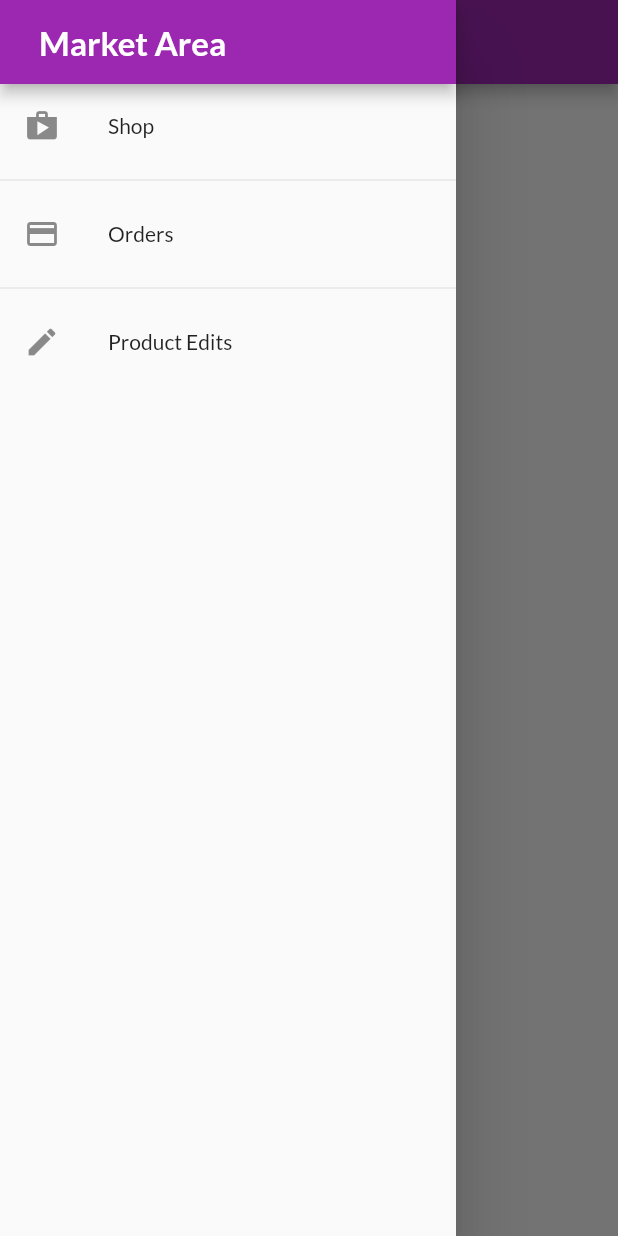
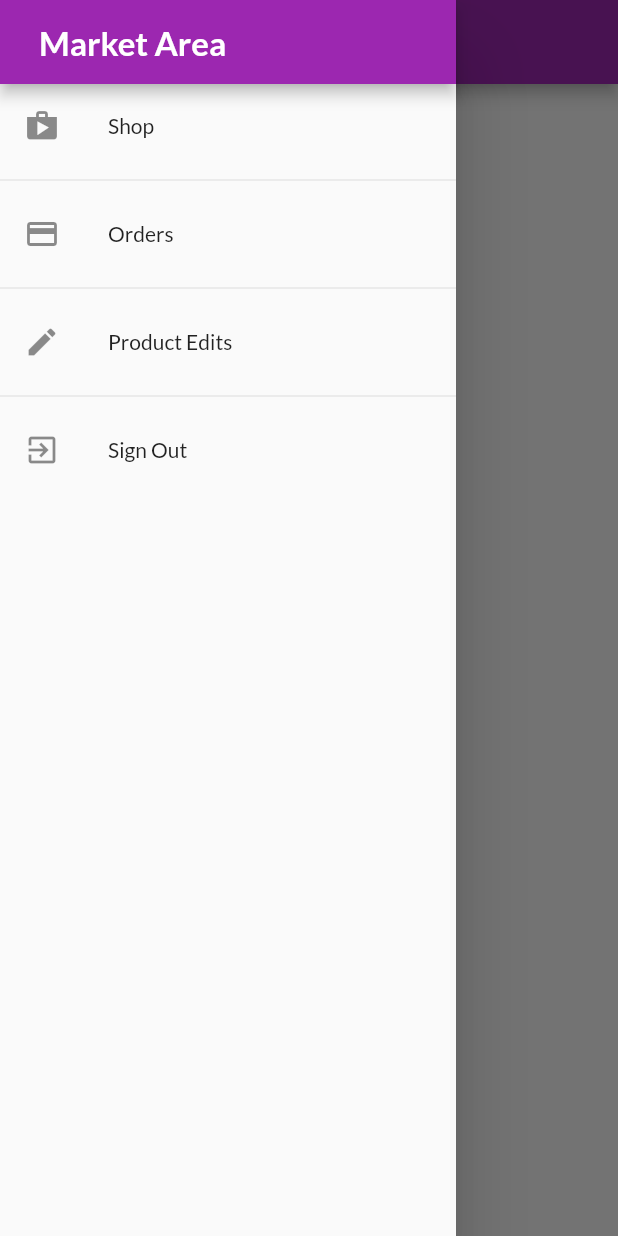
Before and after one commit to AhmedAdham2018/ECommerce_flutter_app_V1, a Flutter app: the OrderScreen screen opened by its route, with the side drawer open, on a phone screen of 412 x 824 dp. Run offline on Flutter 3.47's test engine with Material 2 defaults, Android fonts, the phone set to English and light mode, and no system bars; our stand-ins replace modal_progress_hud; network calls fail.

Commit message:
sign out function completed.

```diff
--- a/lib/main.dart
+++ b/lib/main.dart
@@ -35,7 +35,7 @@ class MyApp extends StatelessWidget {
         ChangeNotifierProxyProvider<Auth, Order>(
             create: (context) => Order(),
             update: (context, authData, ordersData) {
-              return Order()..update(authData.token, ordersData.orders == null  ? [] : ordersData.orders);
+              return Order()..update(authData, ordersData.orders == null  ? [] : ordersData.orders);
             }),
         ChangeNotifierProvider.value(
           value: Cart(),
--- a/lib/widgets/drawer_widget.dart
+++ b/lib/widgets/drawer_widget.dart
@@ -1,4 +1,6 @@
 import 'package:flutter/material.dart';
+import '../providers/auth_provider.dart';
+import 'package:provider/provider.dart';
 import '../screens/user_product_screen.dart';
 import '../screens/order_screen.dart';
 
@@ -36,6 +38,17 @@ class MyDrawer extends StatelessWidget {
             onTap: () => Navigator.of(context)
                 .pushReplacementNamed(UserProductScreen.routeName),
           ),
+          Divider(),
+          ListTile(
+              leading: Icon(Icons.exit_to_app),
+              title: Text('Sign Out'),
+              onTap: () {
+                Navigator.of(context).pop();
+
+                //user sign out func..
+
+                Provider.of<Auth>(context, listen: false).signOut();
+              }),
         ],
       ),
       elevation: 22,
```
Also changed, not shown: lib/providers/auth_provider.dart (+7 -0 lines), lib/providers/orders_provider.dart (+7 -4 lines).
